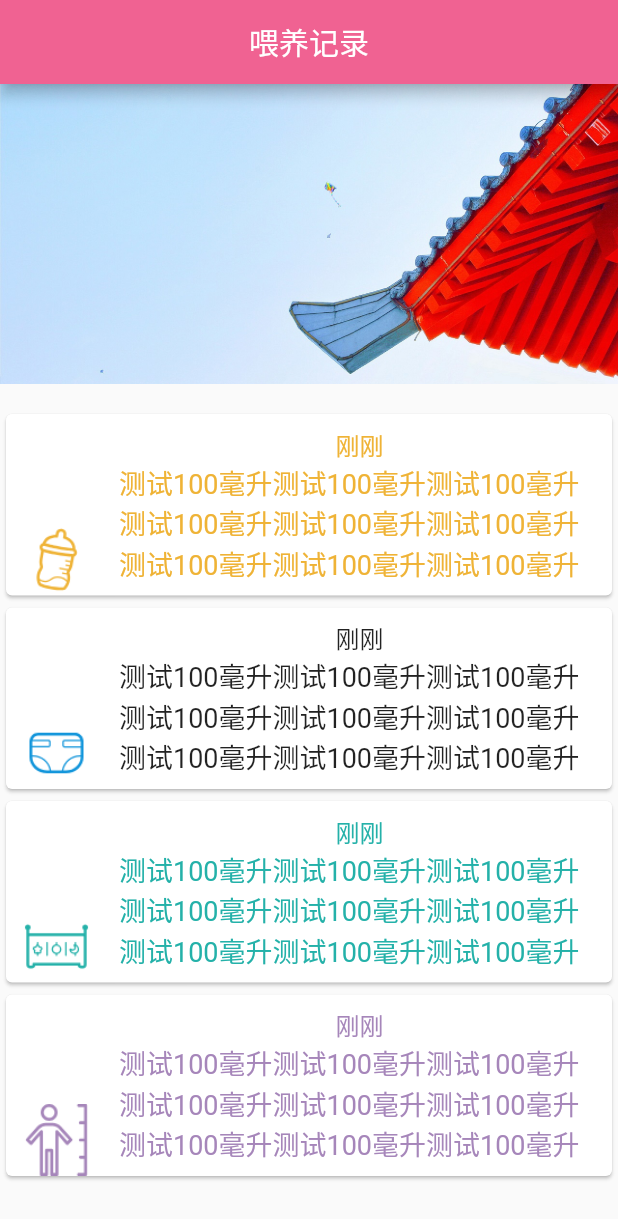
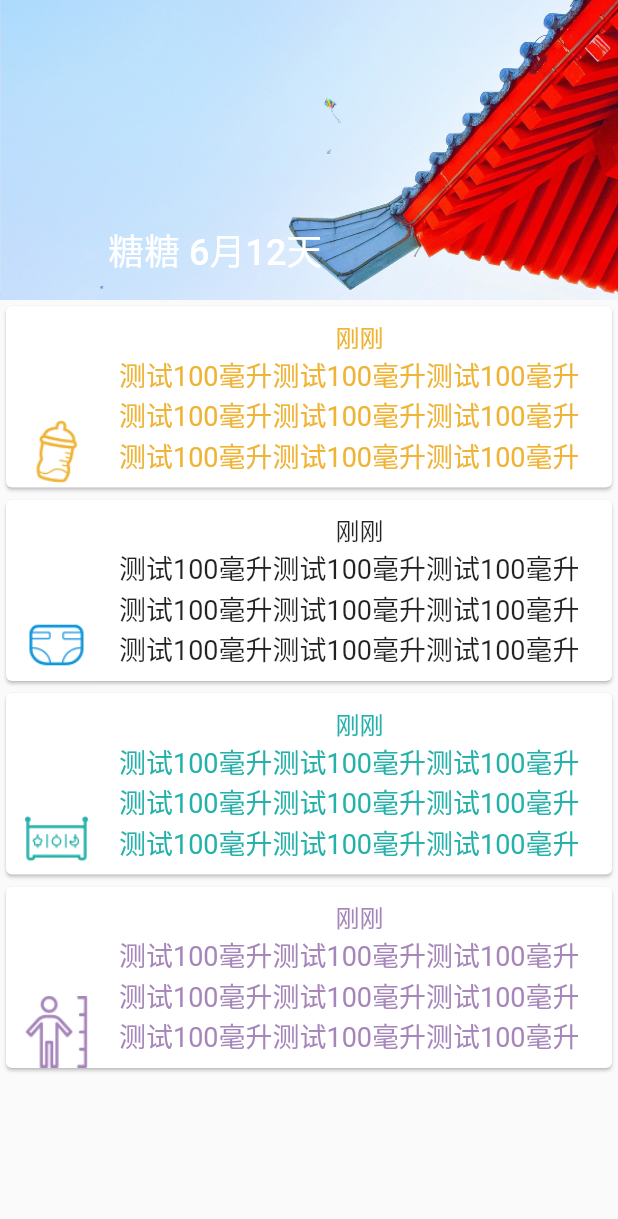
Before and after one commit to wendyxie327/BabyCare, a Flutter app: the screen it shows after launch, on a phone screen of 412 x 824 dp. Shown: the top 1219 px of the screen. Run offline on Flutter 3.47's test engine with Material 2 defaults, Android fonts, the phone set to English and light mode, and no system bars.

```diff
--- a/babycare/lib/widget/home_page.dart
+++ b/babycare/lib/widget/home_page.dart
@@ -11,31 +11,50 @@ class _HomePageState extends State<HomePage> {
   @override
   Widget build(BuildContext context) {
     return new Scaffold(
-        appBar: new AppBar(
-          title: new Text(GlobalConfig.appName),
-          centerTitle: true,
+//        appBar: new AppBar(
+//          title: new Text(GlobalConfig.appName),
+//          centerTitle: true,
+//        ),
+        body: new NestedScrollView(
+          headerSliverBuilder: _sliverAppBarBuilder,
+          body: new ListView(
+            children: homeBody(),
           ),
-        body: new ListView(
-          children: homeBody()
         ));
   }
 
-  // 首页显示内容
-  homeBody() {
-    var body = <Widget>[];
+  List<Widget> _sliverAppBarBuilder(
+      BuildContext context, bool innerBoxIsScrolled) {
+    return <Widget>[
+      SliverAppBar(
+        centerTitle: true,
+        //标题居中
+        expandedHeight: 200.0,
+        //展开高度200
+        floating: false,
+        //不随着滑动隐藏标题
+        pinned: true,
 
-    // 图片内容
-    body.add(new Container(
-      margin: EdgeInsets.fromLTRB(0, 0, 0, 16),
-      child: Image.asset(
+        //固定在顶部
+        flexibleSpace: FlexibleSpaceBar(
+            title: Text("糖糖 6月12天", style: TextStyle(
+              fontSize: 16,
+            ),),
+          background: Image.asset(
             "images/bg.png",
             height: 200,
             width: MediaQuery.of(context).size.width,
             fit: BoxFit.cover,
             alignment: Alignment.center,
           ),
-    ));
+        ),
+      ),
+    ];
+  }
 
+  // 首页显示内容
+  homeBody() {
+    var body = <Widget>[];
     // 内容
     List titles = ["喂养", "尿片", "睡眠", "身高"];
     for (var i = 0; i < titles.length; i++) {
```
Lines whose indentation alone changed are shown as unchanged.
